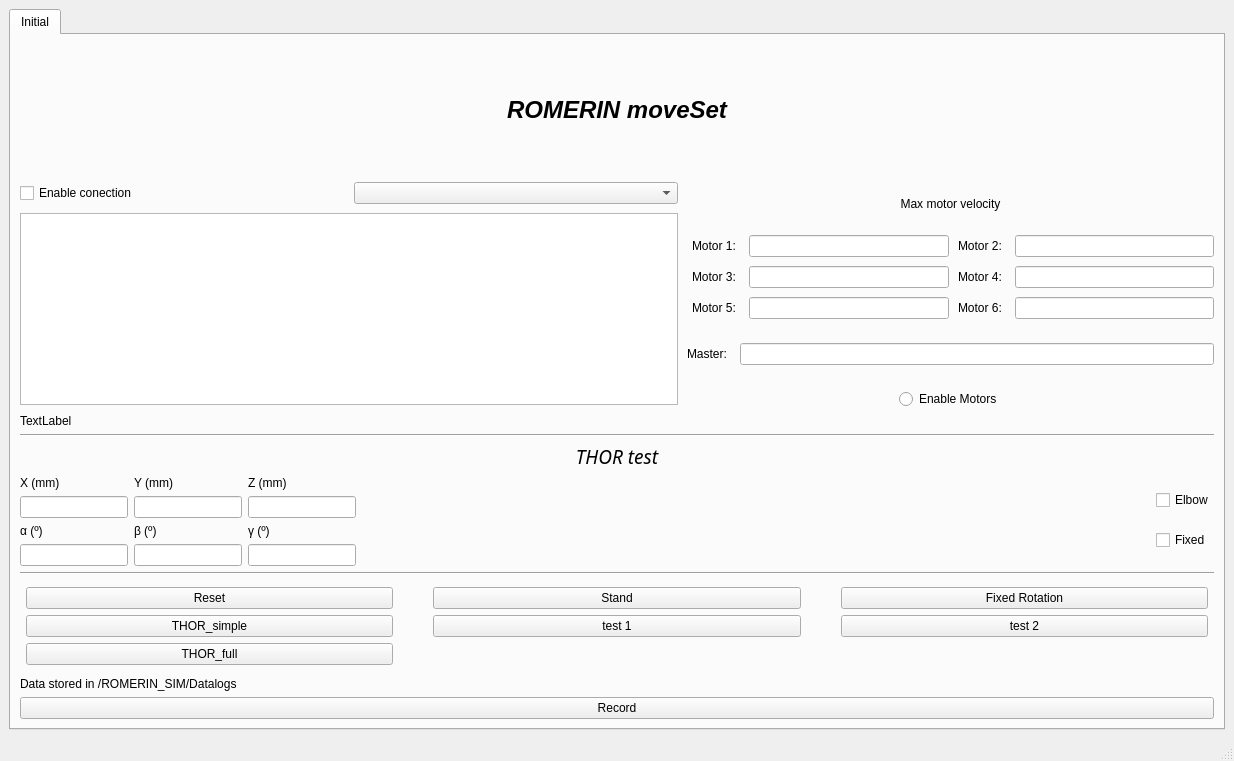
The window that movimientos/Movimientos/mainwindow.ui (Alvaro-Agenjo/ROMERIN_SIM) describes before a commit, drawn with Qt 5.
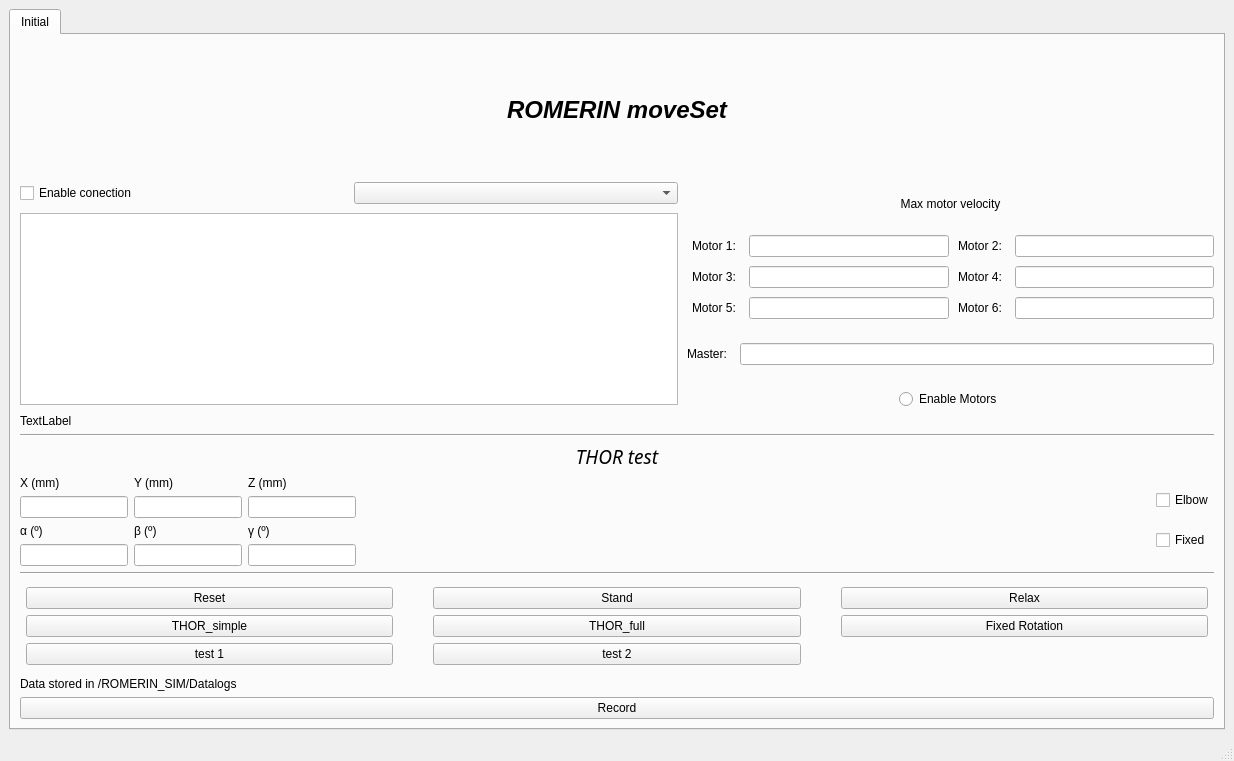
The same window after the commit.

The edit to the form file:
```diff
--- a/movimientos/Movimientos/mainwindow.ui
+++ b/movimientos/Movimientos/mainwindow.ui
@@ -557,41 +557,16 @@
              <number>40</number>
             </property>
             <item row="0" column="2">
-             <widget class="QPushButton" name="btn_fixRot">
-              <property name="sizePolicy">
-               <sizepolicy hsizetype="Minimum" vsizetype="Fixed">
-                <horstretch>0</horstretch>
-                <verstretch>0</verstretch>
-               </sizepolicy>
-              </property>
+             <widget class="QPushButton" name="btn_relax">
               <property name="text">
-               <string>Fixed Rotation</string>
+               <string>Relax</string>
               </property>
              </widget>
             </item>
-            <item row="1" column="1">
-             <widget class="QPushButton" name="btn_test1">
-              <property name="sizePolicy">
-               <sizepolicy hsizetype="Minimum" vsizetype="Fixed">
-                <horstretch>0</horstretch>
-                <verstretch>0</verstretch>
-               </sizepolicy>
-              </property>
+            <item row="0" column="1">
+             <widget class="QPushButton" name="btn_stand">
               <property name="text">
-               <string>test 1</string>
-              </property>
-             </widget>
-            </item>
-            <item row="0" column="0">
-             <widget class="QPushButton" name="btn_reset">
-              <property name="sizePolicy">
-               <sizepolicy hsizetype="Minimum" vsizetype="Fixed">
-                <horstretch>0</horstretch>
-                <verstretch>0</verstretch>
-               </sizepolicy>
-              </property>
-              <property name="text">
-               <string>Reset</string>
+               <string>Stand</string>
               </property>
              </widget>
             </item>
@@ -602,27 +577,59 @@
               </property>
              </widget>
             </item>
+            <item row="0" column="0">
+             <widget class="QPushButton" name="btn_reset">
+              <property name="sizePolicy">
+               <sizepolicy hsizetype="Minimum" vsizetype="Fixed">
+                <horstretch>0</horstretch>
+                <verstretch>0</verstretch>
+               </sizepolicy>
+              </property>
+              <property name="text">
+               <string>Reset</string>
+              </property>
+             </widget>
+            </item>
+            <item row="1" column="1">
+             <widget class="QPushButton" name="btn_thor_test_complete">
+              <property name="text">
+               <string>THOR_full</string>
+              </property>
+             </widget>
+            </item>
             <item row="1" column="2">
+             <widget class="QPushButton" name="btn_fixRot">
+              <property name="sizePolicy">
+               <sizepolicy hsizetype="Minimum" vsizetype="Fixed">
+                <horstretch>0</horstretch>
+                <verstretch>0</verstretch>
+               </sizepolicy>
+              </property>
+              <property name="text">
+               <string>Fixed Rotation</string>
+              </property>
+             </widget>
+            </item>
+            <item row="3" column="0">
+             <widget class="QPushButton" name="btn_test1">
+              <property name="sizePolicy">
+               <sizepolicy hsizetype="Minimum" vsizetype="Fixed">
+                <horstretch>0</horstretch>
+                <verstretch>0</verstretch>
+               </sizepolicy>
+              </property>
+              <property name="text">
+               <string>test 1</string>
+              </property>
+             </widget>
+            </item>
+            <item row="3" column="1">
              <widget class="QPushButton" name="btn_test_2">
               <property name="text">
                <string>test 2</string>
               </property>
              </widget>
             </item>
-            <item row="2" column="0">
-             <widget class="QPushButton" name="btn_thor_test_complete">
-              <property name="text">
-               <string>THOR_full</string>
-              </property>
-             </widget>
-            </item>
-            <item row="0" column="1">
-             <widget class="QPushButton" name="btn_stand">
-              <property name="text">
-               <string>Stand</string>
-              </property>
-             </widget>
-            </item>
            </layout>
           </item>
           <item>
```
